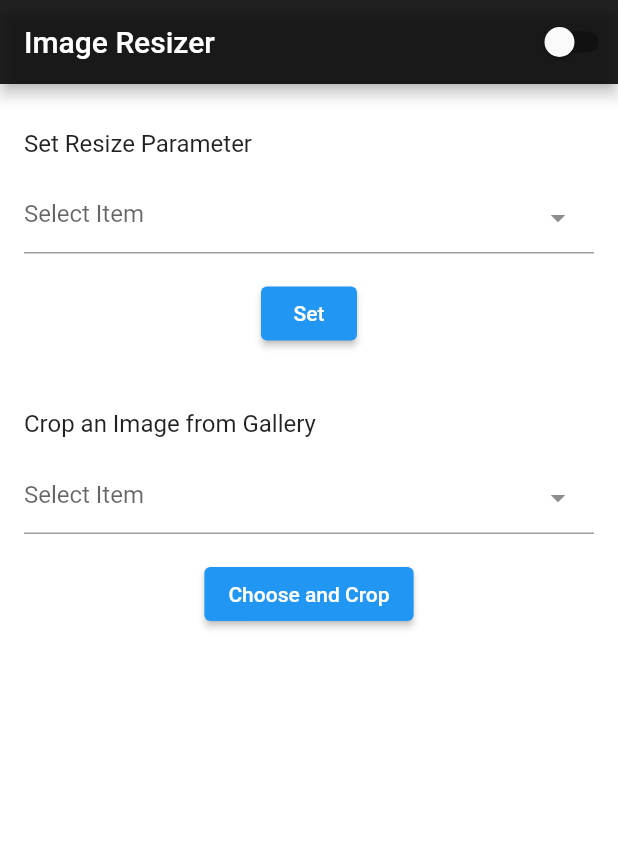
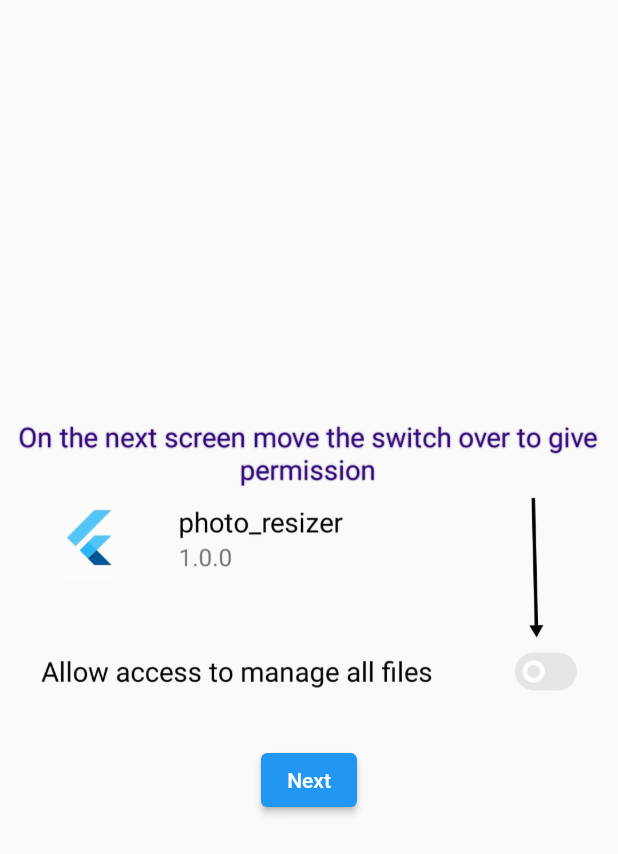
Before and after one commit to ItsAdityaKSingh/photo_resizer, a Flutter app: the screen it shows after launch, on a phone screen of 412 x 824 dp. Shown: the top 854 px of the screen. Run offline on Flutter 3.47's test engine with Material 2 defaults, Android fonts, the phone set to English and light mode, and no system bars; drawn by our look-alikes of dropdown_textfield; our stand-ins replace flutter_phoenix, image_gallery_saver, image_picker, permission_handler, shared_preferences; missing offline and left inert: exif, flutter_background_service, photo_gallery.

Commit message:
Bug Fixes

```diff
--- a/lib/main.dart
+++ b/lib/main.dart
@@ -21,6 +21,50 @@ void main() async {
 
 }
 
+void requestPermission() async {
+  var status = await Permission.storage.status;
+  if (!status.isGranted) {
+    await Permission.storage.request();
+  }
+  var status1 = await Permission.manageExternalStorage.status;
+  if (!status1.isGranted) {
+    await Permission.manageExternalStorage.request();
+  }
+}
+
+Future<bool> initAsync() async {
+  if (Platform.isAndroid) {
+    PermissionStatus permissionStatus; // note do not use PermissionStatus? permissionStatus;
+
+    while (true) {
+      try {
+        permissionStatus = await Permission.storage.request();
+        break;
+      } catch (e) {
+        await Future.delayed(const Duration(milliseconds: 500), () {});
+      }
+    }
+    return true;
+  }
+  else {
+    bool p1 = await Permission.storage.request().isGranted;
+    if (p1) {
+      return true;
+    } else {
+      return false;
+    }
+  }
+}
+
+Future<bool> _promptPermissionSetting() async {
+  if (Platform.isIOS && await Permission.storage.request().isGranted &&
+      await Permission.photos.request().isGranted ||
+      Platform.isAndroid && await Permission.storage.request().isGranted && await Permission.notification.request().isGranted) {
+    return true;
+  }
+  return false;
+}
+
 
 void onStart() async {
 
@@ -33,7 +77,6 @@ void onStart() async {
     print(image.path);
     final SharedPreferences prefs = await SharedPreferences.getInstance();
     await prefs.reload();
-    if (prefs.getBool('isOn')! == false) return;
     print('done');
     print(prefs.getInt('bHeight'));
     int? bh = prefs.getInt('bHeight')!;
@@ -60,9 +103,8 @@ void onStart() async {
     print(event!);
     final SharedPreferences prefs = await SharedPreferences.getInstance();
     await prefs.reload();
-    if (event.containsKey('action') && prefs.getBool('isOn')!) {
-      while(true){
-        print('something');
+    if (event.containsKey('action')) {
+      while (true) {
         getImagesFromGallery().then((value) async {
           if (value.items.length > prevLen) {
             await resizeImage((await value.items.last.getFile()));
@@ -88,8 +130,17 @@ class MyApp extends StatefulWidget {
   State<MyApp> createState() => _MyAppState();
 }
 
+late Future<bool> opened;
 class _MyAppState extends State<MyApp> {
 
+  @override
+  void initState() {
+    super.initState();
+    final prefs = SharedPreferences.getInstance();
+    opened = prefs.then((SharedPreferences prefs) {
+      return prefs.getBool('opened') ?? false;
+    });
+  }
 
   @override
   Widget build(BuildContext context) {
@@ -99,10 +150,84 @@ class _MyAppState extends State<MyApp> {
       theme: ThemeData(
         primarySwatch: Colors.blue,
       ),
-      home: MyHome()
+      home: FutureBuilder(
+      future: opened,
+      builder: (BuildContext context, AsyncSnapshot<bool> snapshot) {
+        switch (snapshot.connectionState) {
+          case ConnectionState.waiting:
+            return const CircularProgressIndicator();
+          default:
+            if (snapshot.hasError) {
+              return Text('Error: ${snapshot.error}');
+            } else {
+              if (snapshot.data!) {
+                return const MyHome();
+              } else {
+                return const Intro();
+              }
+            }
+        }
+      }
+    ),
     );
   }
 }
+
+class Intro extends StatelessWidget {
+  const Intro({Key? key}) : super(key: key);
+
+  Future<void> setOpen() async {
+    final prefs = await SharedPreferences.getInstance();
+    await prefs.setBool('opened', true);
+  }
+
+  @override
+  Widget build(BuildContext context) {
+    setOpen();
+    FlutterBackgroundService.initialize(onStart);
+    FlutterBackgroundService().sendData({
+      'action': 'action'
+    });
+    return FutureBuilder(
+      future: initAsync(),
+      builder: (context, snapshot) {
+        if (snapshot.connectionState == ConnectionState.done) {
+          if (snapshot.hasError) {
+            return const Scaffold(
+              body: Center(
+                child: Text('An Error Occurred', style: TextStyle(
+                  fontSize: 20
+                ),),
+              ),
+            );
+          } else if (snapshot.hasData) {
+            return Scaffold(
+              body: Column(
+                mainAxisAlignment: MainAxisAlignment.center,
+                children: [
+                  const Image(
+                    image: AssetImage('assets/splash.jpeg'),
+                  ),
+                  const SizedBox(height: 30,),
+                  ElevatedButton(
+                    onPressed: (){
+                      Navigator.pushReplacement(context, MaterialPageRoute(builder: (context) => const MyHome()));
+                    },
+                    child: const Text('Next'),
+                  )
+                ],
+              ),
+            );
+          }
+        }
+        return const Scaffold(
+          backgroundColor: Colors.black,
+        );
+      }
+    );
+  }
+}
+
 
 class MyHome extends StatefulWidget {
   const MyHome({Key? key}) : super(key: key);
@@ -125,44 +250,14 @@ class _MyHomeState extends State<MyHome> {
     isOn = _prefs.then((SharedPreferences prefs) {
       return prefs.getBool('isOn') ?? false;
     });
-    initAsync();
     requestPermission();
+    FlutterBackgroundService.initialize(onStart);
+    FlutterBackgroundService().sendData({
+      'action': 'action'
+    });
     // FlutterBackgroundService.initialize(onStart);
   }
 
-  void requestPermission() async {
-    var status = await Permission.storage.status;
-    if (!status.isGranted) {
-      await Permission.storage.request();
-    }
-    var status1 = await Permission.manageExternalStorage.status;
-    if (!status1.isGranted) {
-      await Permission.manageExternalStorage.request();
-    }
-  }
-
-  Future<void> initAsync() async {
-    if (await _promptPermissionSetting()) {
-      List<Album> albums =
-      await PhotoGallery.listAlbums(mediumType: MediumType.image);
-      setState(() {
-        _albums = albums;
-        _loading = false;
-      });
-    }
-    setState(() {
-      _loading = false;
-    });
-  }
-
-  Future<bool> _promptPermissionSetting() async {
-    if (Platform.isIOS && await Permission.storage.request().isGranted &&
-        await Permission.photos.request().isGranted ||
-        Platform.isAndroid && await Permission.storage.request().isGranted && await Permission.manageExternalStorage.request().isGranted) {
-      return true;
-    }
-    return false;
-  }
 
   Future<void> swap(bool value) async {
     final SharedPreferences prefs = await _prefs;
@@ -197,28 +292,28 @@ class _MyHomeState extends State<MyHome> {
         appBar: AppBar(
           backgroundColor: Colors.black87,
           title: const Text('Image Resizer', style: TextStyle(color: Colors.white),),
-          actions: [
-            FutureBuilder(
-              future: isOn,
-              builder: (BuildContext context, AsyncSnapshot<bool> snapshot) {
-                switch (snapshot.connectionState) {
-                  case ConnectionState.waiting:
-                    return const CircularProgressIndicator();
-                  default:
-                    if (snapshot.hasError) {
-                      return Text('Error: ${snapshot.error}');
-                    } else {
-                      return Switch(
-                        value: snapshot.data!,
-                        onChanged: (value) async {
-                          print(value);
-                          await swap(value);
-                        },
-                      );
-                    }
-                }
-              }
-            ),
+          actions: const [
+            // FutureBuilder(
+            //   future: isOn,
+            //   builder: (BuildContext context, AsyncSnapshot<bool> snapshot) {
+            //     switch (snapshot.connectionState) {
+            //       case ConnectionState.waiting:
+            //         return const CircularProgressIndicator();
+            //       default:
+            //         if (snapshot.hasError) {
+            //           return Text('Error: ${snapshot.error}');
+            //         } else {
+            //           return Switch(
+            //             value: snapshot.data!,
+            //             onChanged: (value) async {
+            //               print(value);
+            //               await swap(value);
+            //             },
+            //           );
+            //         }
+            //     }
+            //   }
+            // ),
           ],
         ),
         body: Padding(
@@ -239,8 +334,8 @@ class _MyHomeState extends State<MyHome> {
                   enableSearch: true,
                   dropDownItemCount: 100,
                   dropDownList: [
-                    for (int i = 10; i <= 100; i+=10)
-                      DropDownValueModel(name: '$i%', value: i.toString())
+                    for (int i = 10; i <= 50; i+=10)
+                      DropDownValueModel(name: '${2*i}%', value: i.toString())
                   ],
                 ),
               ),
--- a/pubspec.yaml
+++ b/pubspec.yaml
@@ -51,6 +51,7 @@ dependencies:
   filesystem_picker: ^3.1.0
   file_picker:
   image_compare: ^1.1.2
+  animated_splash_screen: ^1.3.0
 
 
 dev_dependencies:
@@ -76,9 +77,8 @@ flutter:
   uses-material-design: true
 
   # To add assets to your application, add an assets section, like this:
-  # assets:
-  #   - images/a_dot_burr.jpeg
-  #   - images/a_dot_ham.jpeg
+  assets:
+    - assets/
 
   # An image asset can refer to one or more resolution-specific "variants", see
   # https://flutter.dev/assets-and-images/#resolution-aware
```
Also changed, not shown: assets/splash.jpeg (added), pubspec.lock.
